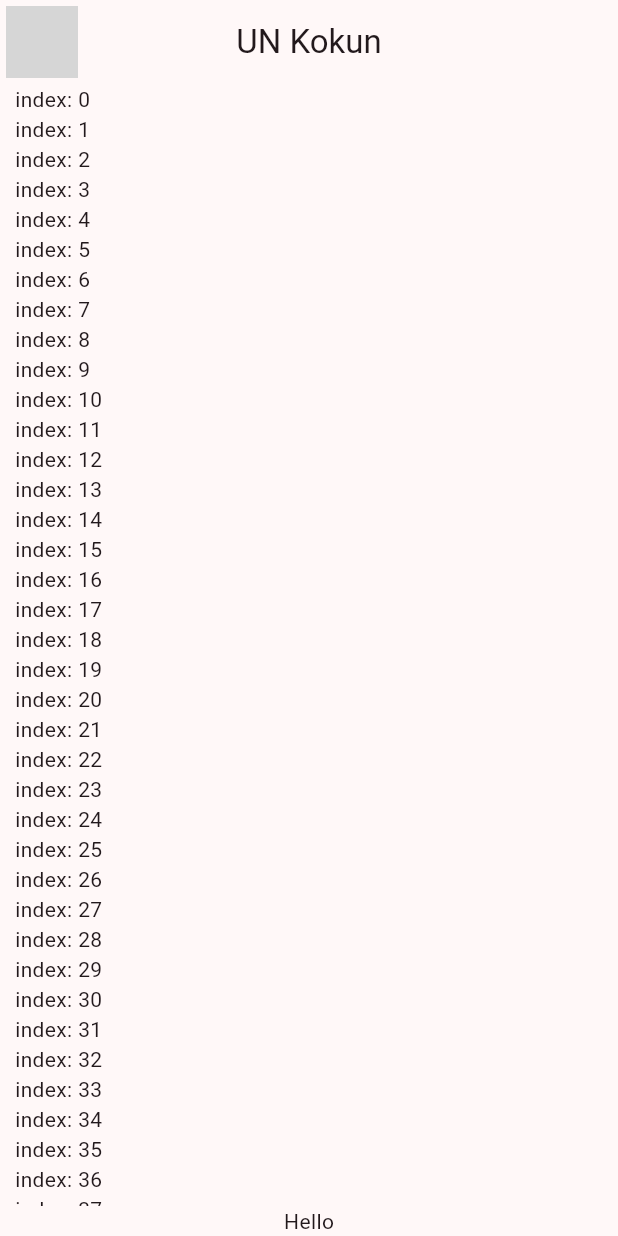
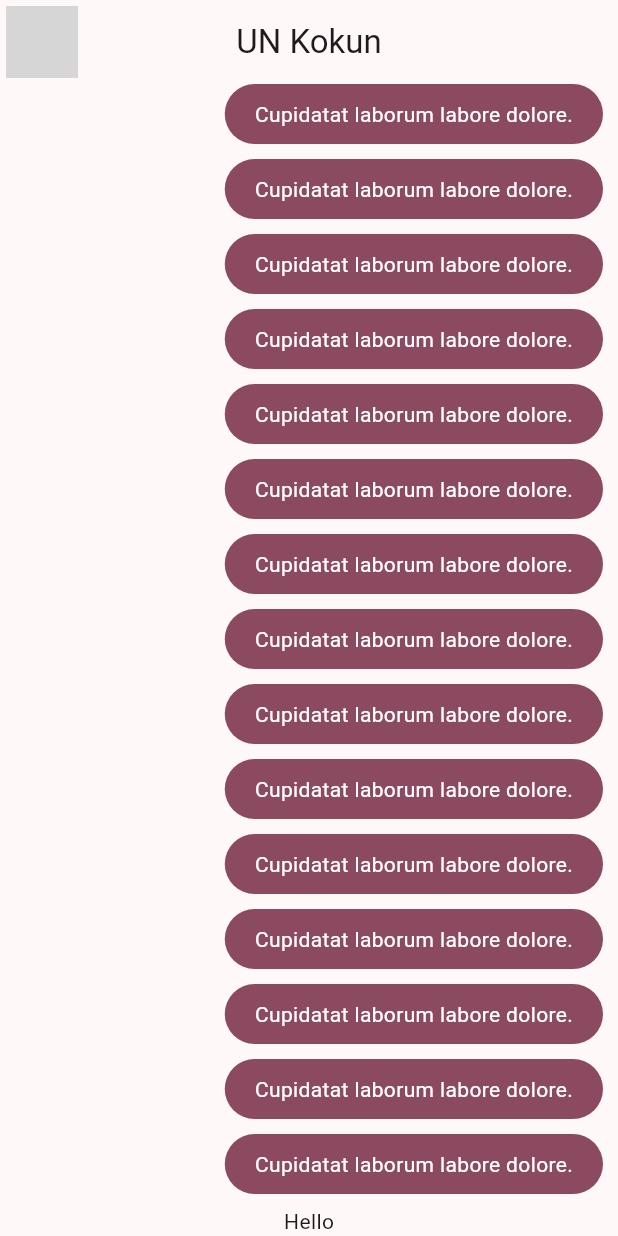
Before and after one commit to JaviKo500/yes-no-app-flutter, a Flutter app: the screen it shows after launch, on a phone screen of 412 x 824 dp. Run offline on Flutter 3.47's test engine with Material 2 defaults, Android fonts, the phone set to English and light mode, and no system bars; network calls fail; grey boxes are pictures that could not be loaded.

Commit message:
me messages

```diff
--- a/lib/main.dart
+++ b/lib/main.dart
@@ -1,6 +1,6 @@
 import 'package:flutter/material.dart';
 import 'package:yes_no_app/config/theme/app_theme.dart';
-import 'package:yes_no_app/presentation/chat/chat_screen.dart';
+import 'package:yes_no_app/presentation/screens/chat/chat_screen.dart';
 
 void main() => runApp(const MyApp());
 
--- a/lib/presentation/chat/chat_screen.dart
+++ b/lib/presentation/screens/chat/chat_screen.dart
@@ -1,4 +1,5 @@
 import 'package:flutter/material.dart';
+import 'package:yes_no_app/presentation/widgets/chat/my_message_bubble.dart';
 
 class ChatScreen extends StatelessWidget {
   const ChatScreen({Key? key}) : super(key: key);
@@ -32,10 +33,11 @@ class _ChatView extends StatelessWidget {
         padding: const EdgeInsets.symmetric(horizontal: 10),
         child: Column(
           children: [
-            Expanded(child: ListView.builder(
+            Expanded(
+                child: ListView.builder(
               itemCount: 100,
               itemBuilder: (context, index) {
-                return Text('index: $index', style: const TextStyle());
+                return const MyMessageBubble();
               },
             )),
             const Text('Hello', style: TextStyle()),
--- /dev/null
+++ b/lib/presentation/widgets/chat/my_message_bubble.dart
@@ -0,0 +1,31 @@
+import 'package:flutter/material.dart';
+
+class MyMessageBubble extends StatelessWidget {
+  const MyMessageBubble({Key? key}) : super(key: key);
+
+  @override
+  Widget build(BuildContext context) {
+
+    final colors = Theme.of(context).colorScheme;
+
+    return Column(
+      crossAxisAlignment: CrossAxisAlignment.end,
+      children: [
+        Container(
+          decoration: BoxDecoration(
+              color: colors.primary, borderRadius: BorderRadius.circular(20)),
+          child: const Padding(
+            padding: EdgeInsets.symmetric(horizontal: 20, vertical: 10),
+            child: Text('Cupidatat laborum labore dolore.',
+                style: TextStyle(
+                  color: Colors.white,
+                )),
+          ),
+        ),
+        const SizedBox(
+          height: 10,
+        ),
+      ],
+    );
+  }
+}
```
